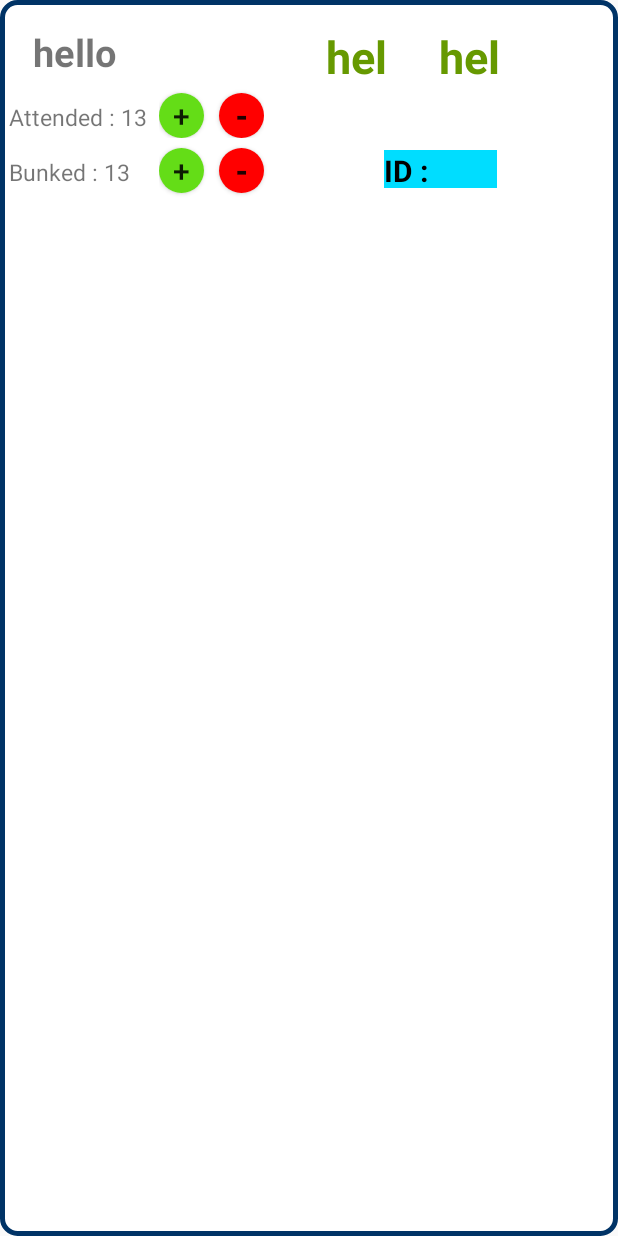
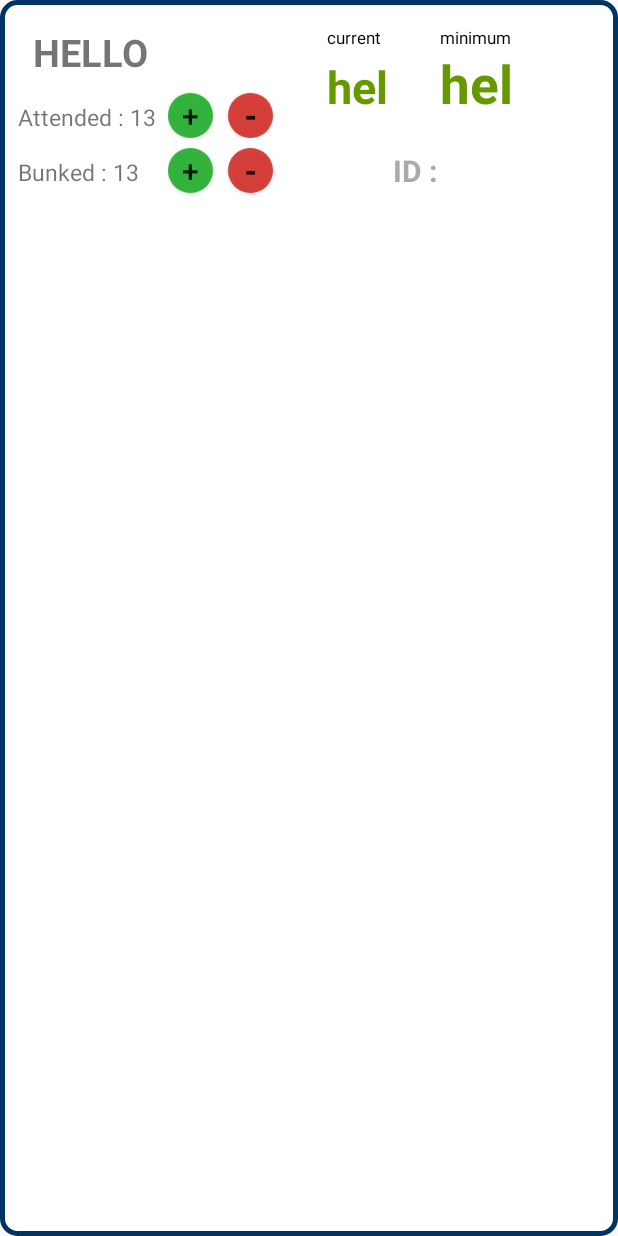
Before and after one commit to Cyber-Labs/attendance-manager-app-1, an Android app: the layout list_layout.xml on its own in the app's theme, with its tools: preview values and no code run, on a phone screen of 412 x 824 dp. Run offline under Robolectric (Android 15) with nearby library versions, the phone set to English and light mode, and no system bars.

Commit message:
delete option in modify dialog, UI changes
color of current percentage in listview changes from green to red below minimum attendance criteria.

```diff
--- a/app/src/main/java/com/example/roshni/attendance/SplashActivity.java
+++ b/app/src/main/java/com/example/roshni/attendance/SplashActivity.java
@@ -17,7 +17,7 @@ public class SplashActivity extends Activity {
                 Intent intent=new Intent(SplashActivity.this,MainActivity.class);
                 startActivity(intent);
             }
-        },4000);
+        },2500);
 
     }
 }
--- a/app/src/main/res/drawable/round_button_red.xml
+++ b/app/src/main/res/drawable/round_button_red.xml
@@ -2,7 +2,7 @@
 <shape xmlns:android="http://schemas.android.com/apk/res/android"
     android:shape="rectangle"
     >
-    <solid android:color="#ff0000"/>
+    <solid android:color="#e7d4302a"/>
     <corners android:radius="200dp"/>
 
 </shape>
--- a/app/src/main/res/drawable/round_buttons_green.xml
+++ b/app/src/main/res/drawable/round_buttons_green.xml
@@ -2,7 +2,7 @@
 <shape xmlns:android="http://schemas.android.com/apk/res/android"
     android:shape="rectangle"
     >
-    <solid android:color="#64DD17"/>
+    <solid android:color="#e521af2c"/>
     <corners android:radius="200dp"/>
 
 </shape>
--- a/app/src/main/res/layout/list_layout.xml
+++ b/app/src/main/res/layout/list_layout.xml
@@ -5,7 +5,10 @@
     xmlns:tools="http://schemas.android.com/tools"
     tools:context=".MainActivity"
     android:background="@drawable/box"
-    android:descendantFocusability="blocksDescendants">
+    android:descendantFocusability="blocksDescendants"
+    >
+
+
 
     <TextView
         android:id="@+id/subject_name"
@@ -15,30 +18,57 @@
         android:layout_marginLeft="20dp"
         android:layout_marginTop="15dp"
         android:textStyle="bold"
-        android:text="hello"/>
+        android:text="hello"
+        android:textAllCaps="true"/>
+
+
     <TextView
         android:id="@+id/current"
         android:layout_width="70dp"
         android:layout_height="wrap_content"
-        android:layout_marginTop="15dp"
-        android:layout_marginLeft="35dp"
+        android:layout_marginLeft="36dp"
+        android:layout_marginTop="35dp"
+        android:layout_toRightOf="@id/subject_name"
         android:text="hel"
-        android:layout_toRightOf="@id/subject_name"
         android:textColor="@android:color/holo_green_dark"
         android:textSize="30sp"
         android:textStyle="bold" />
+    <TextView
 
+        android:layout_width="70dp"
+        android:layout_height="wrap_content"
+        android:layout_marginLeft="36dp"
+        android:layout_marginTop="15dp"
+        android:paddingBottom="5dp"
+        android:layout_toRightOf="@id/subject_name"
+        android:text="current"
+        android:textColor="@android:color/black"
+        android:textSize="11sp"
+         />
     <TextView
         android:id="@+id/minimum"
         android:layout_width="70dp"
         android:layout_height="wrap_content"
         android:layout_marginLeft="5dp"
-        android:layout_marginTop="15dp"
+        android:layout_marginTop="30dp"
         android:text="hel"
         android:layout_toRightOf="@id/current"
         android:textColor="@android:color/holo_green_dark"
-        android:textSize="30sp"
+        android:textSize="35sp"
         android:textStyle="bold" />
+
+    <TextView
+
+        android:layout_width="70dp"
+        android:layout_height="wrap_content"
+        android:layout_marginLeft="5dp"
+        android:layout_marginTop="15dp"
+        android:text="minimum"
+        android:paddingBottom="5dp"
+        android:layout_toRightOf="@id/current"
+        android:textColor="@android:color/black"
+        android:textSize="11sp"
+         />
     <TextView
         android:id="@+id/presents"
         android:layout_width="100dp"
@@ -47,7 +77,8 @@
         android:textSize="15sp"
         android:layout_below="@id/subject_name"
         android:layout_marginTop="15dp"
-        android:layout_marginLeft="4dp"/>
+        android:layout_marginLeft="10dp"
+        />
     <TextView
         android:id="@+id/absents"
         android:layout_width="100dp"
@@ -56,7 +87,7 @@
         android:textSize="15sp"
         android:layout_below="@id/presents"
         android:layout_marginTop="15dp"
-        android:layout_marginLeft="4dp"/>
+        android:layout_marginLeft="10dp"/>
     <LinearLayout
         android:layout_width="wrap_content"
         android:layout_height="wrap_content"
@@ -88,6 +119,7 @@
         android:layout_width="wrap_content"
         android:layout_height="wrap_content"
         android:orientation="horizontal"
+        android:paddingBottom="10dp"
         android:layout_toRightOf="@id/absents"
         android:layout_below="@id/presents">
 
@@ -119,8 +151,8 @@
             android:layout_marginTop="10dp"
             android:layout_marginLeft="80dp"
             android:textStyle="bold"
-            android:textColor="@android:color/black"
-            android:background="@android:color/holo_blue_bright"/>
+            android:textColor="@android:color/darker_gray"
+            />
         <TextView
             android:id="@+id/id"
             android:layout_width="35dp"
@@ -129,7 +161,7 @@
             android:layout_marginTop="10dp"
             android:textStyle="bold"
             android:textColor="@android:color/black"
-            android:background="@android:color/holo_blue_bright"/>
+            />
 
     </LinearLayout>
 
--- a/app/src/main/res/values/colors.xml
+++ b/app/src/main/res/values/colors.xml
@@ -1,6 +1,7 @@
 <?xml version="1.0" encoding="utf-8"?>
 <resources>
-    <color name="colorPrimary">#3F51B5</color>
-    <color name="colorPrimaryDark">#303F9F</color>
-    <color name="colorAccent">#FF4081</color>
+    <color name="colorPrimary">#fc8b12</color>
+    <color name="colorPrimaryDark">#fc711a</color>
+    <color name="colorAccent">#fd154f</color>
+    <color name="red">#FF6699</color>
 </resources>
```
Also changed, not shown: app/src/main/java/com/example/roshni/attendance/LayoutDialog.java (+18 -0 lines), app/src/main/java/com/example/roshni/attendance/SubjectAdapter.java (+33 -3 lines), app/src/main/res/layout/splash_screen.xml (+28 -7 lines), app/src/main/res/drawable/yellow.jpg (added), app/src/main/res/mipmap-xxxhdpi/yellow.jpg (added).
